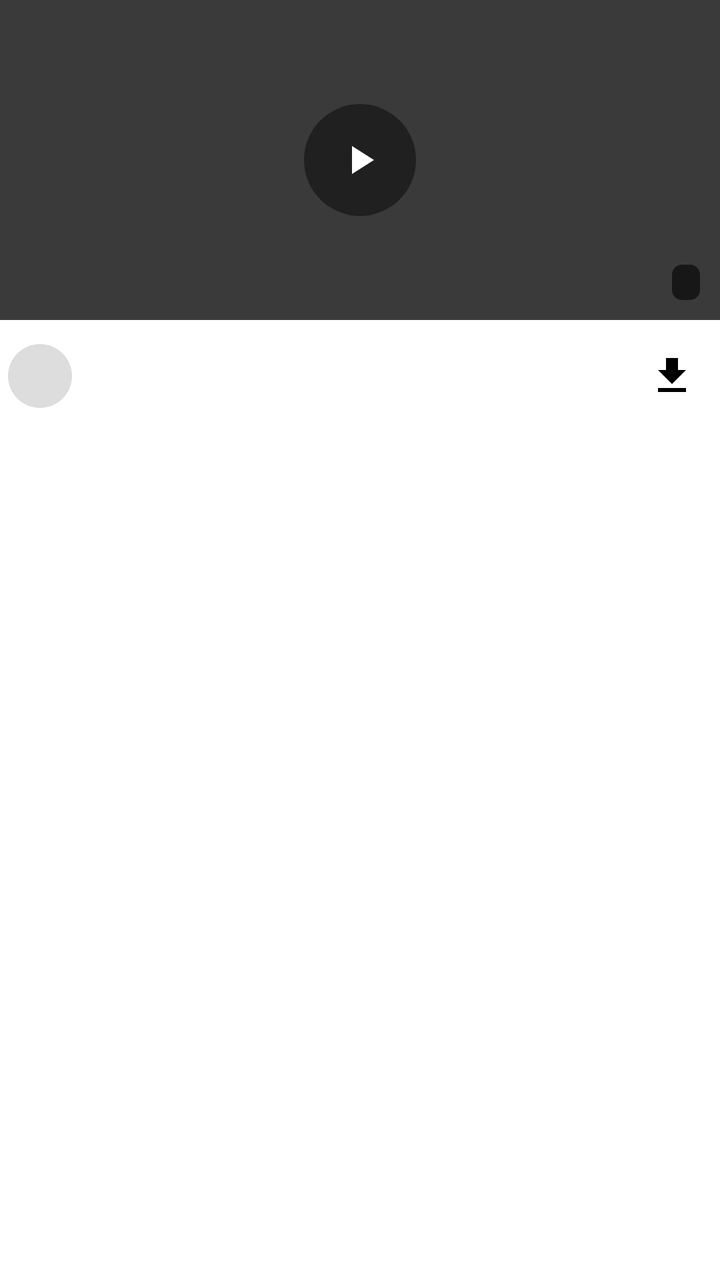
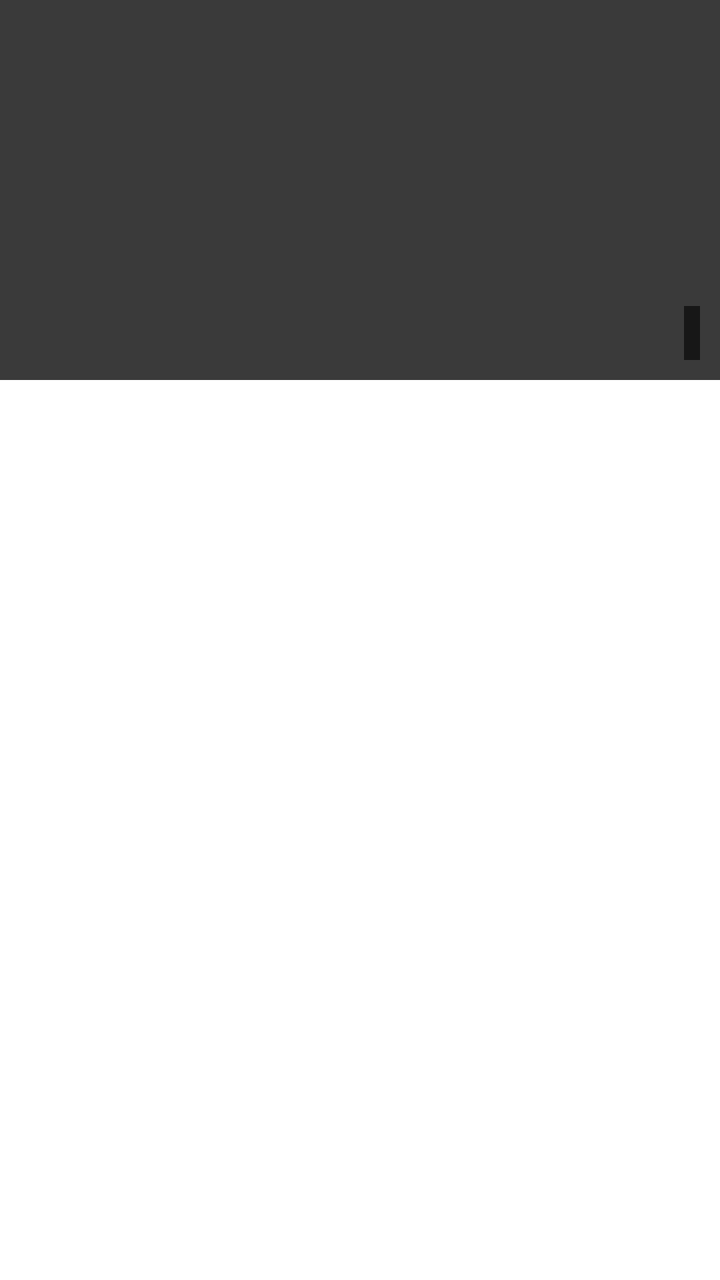

Two renders of the same Android screen: before a commit and after it. Below are the layout's source before the change and the commit's diff.
<!-- AndroidManifest.xml: application theme Theme.Material3.Light.NoActionBar -->
<!-- res/layout/item_video.xml -->
<?xml version="1.0" encoding="utf-8"?>
<LinearLayout xmlns:android="http://schemas.android.com/apk/res/android"
    android:layout_width="match_parent"
    android:layout_height="wrap_content"
    android:orientation="vertical"
    android:paddingBottom="8dp">

    <FrameLayout
        android:layout_width="match_parent"
        android:layout_height="160dp"
        android:background="@drawable/bg_thumb">

        
        <ImageView
            android:id="@+id/iv_thumb"
            android:layout_width="match_parent"
            android:layout_height="match_parent"
            android:scaleType="centerCrop"
            android:background="#3A3A3A" />

        <FrameLayout
            android:layout_width="56dp"
            android:layout_height="56dp"
            android:layout_gravity="center"
            android:background="@drawable/bg_play_circle">
            <ImageView
                android:layout_width="24dp"
                android:layout_height="24dp"
                android:layout_gravity="center"
                android:src="@drawable/ic_play"
                app:tint="@color/white"
                xmlns:app="http://schemas.android.com/apk/res-auto" />
        </FrameLayout>

        <TextView
            android:id="@+id/tv_views"
            android:layout_width="wrap_content"
            android:layout_height="wrap_content"
            android:layout_gravity="bottom|start"
            android:layout_margin="10dp"
            android:textColor="@color/white"
            android:textSize="11sp"
            android:textStyle="bold"
            android:shadowColor="#99000000"
            android:shadowRadius="4" />

        <TextView
            android:id="@+id/tv_duration"
            android:layout_width="wrap_content"
            android:layout_height="wrap_content"
            android:layout_gravity="bottom|end"
            android:layout_margin="10dp"
            android:background="@drawable/bg_duration"
            android:paddingStart="7dp"
            android:paddingEnd="7dp"
            android:paddingTop="2dp"
            android:paddingBottom="2dp"
            android:textColor="@color/white"
            android:textSize="10sp"
            android:textStyle="bold" />
    </FrameLayout>

    <LinearLayout
        android:layout_width="match_parent"
        android:layout_height="wrap_content"
        android:orientation="horizontal"
        android:gravity="center_vertical"
        android:paddingStart="4dp"
        android:paddingEnd="4dp"
        android:paddingTop="8dp">

        <FrameLayout
            android:layout_width="32dp"
            android:layout_height="32dp"
            android:background="@drawable/bg_avatar">
            <TextView
                android:id="@+id/tv_avatar"
                android:layout_width="wrap_content"
                android:layout_height="wrap_content"
                android:layout_gravity="center"
                android:textSize="12sp" />
        </FrameLayout>

        <LinearLayout
            android:layout_width="0dp"
            android:layout_height="wrap_content"
            android:layout_weight="1"
            android:layout_marginStart="8dp"
            android:orientation="vertical">

            <TextView
                android:id="@+id/tv_title"
                android:layout_width="match_parent"
                android:layout_height="wrap_content"
                android:textColor="@color/text_primary"
                android:textSize="11sp"
                android:textStyle="bold"
                android:maxLines="2"
                android:ellipsize="end"
                android:lineSpacingExtra="1dp" />

            <TextView
                android:id="@+id/tv_subtitle"
                android:layout_width="match_parent"
                android:layout_height="wrap_content"
                android:layout_marginTop="2dp"
                android:textColor="@color/text_secondary"
                android:textSize="10sp"
                android:maxLines="1"
                android:ellipsize="end" />
        </LinearLayout>

        <ImageView
            android:id="@+id/btn_item_download"
            android:layout_width="40dp"
            android:layout_height="40dp"
            android:layout_marginStart="8dp"
            android:padding="8dp"
            android:src="@drawable/ic_download"
            android:contentDescription="@string/download" />
    </LinearLayout>
</LinearLayout>
<!-- resources referenced by this layout -->
<resources>
  <color name="text_primary">#1A1A1A</color>
  <color name="text_secondary">#777777</color>
  <color name="white">#FFFFFF</color>
  <!-- drawable bg_avatar (drawable) -->
  <?xml version="1.0" encoding="utf-8"?>
  <shape xmlns:android="http://schemas.android.com/apk/res/android"
      android:shape="oval">
      <solid android:color="#DDDDDD" />
  </shape>
  <!-- drawable bg_duration (drawable) -->
  <?xml version="1.0" encoding="utf-8"?>
  <shape xmlns:android="http://schemas.android.com/apk/res/android"
      android:shape="rectangle">
      <corners android:radius="5dp" />
      <solid android:color="#99000000" />
  </shape>
  <!-- drawable bg_play_circle (drawable) -->
  <?xml version="1.0" encoding="utf-8"?>
  <shape xmlns:android="http://schemas.android.com/apk/res/android"
      android:shape="oval">
      <solid android:color="#73000000" />
  </shape>
  <!-- drawable bg_thumb (drawable) -->
  <?xml version="1.0" encoding="utf-8"?>
  <shape xmlns:android="http://schemas.android.com/apk/res/android"
      android:shape="rectangle">
      <corners android:radius="18dp" />
      <solid android:color="@color/card" />
  </shape>
  <!-- drawable ic_download (drawable) -->
  <vector xmlns:android="http://schemas.android.com/apk/res/android"
      android:width="24dp" android:height="24dp"
      android:viewportWidth="24" android:viewportHeight="24">
      <path android:fillColor="#000000"
          android:pathData="M19,9h-4V3H9v6H5l7,7 7,-7zM5,18v2h14v-2H5z" />
  </vector>
  <!-- drawable ic_play (drawable) -->
  <vector xmlns:android="http://schemas.android.com/apk/res/android"
      android:width="24dp" android:height="24dp"
      android:viewportWidth="24" android:viewportHeight="24">
      <path android:fillColor="#000000"
          android:pathData="M8,5v14l11,-7z" />
  </vector>
  <string name="download">Download</string>
  <style name="Theme.Material3.Light.NoActionBar" parent="Theme.MaterialComponents.Light.NoActionBar">
          <item name="colorPrimary">@color/red_accent</item>
          <item name="colorPrimaryVariant">@color/red_accent</item>
          <item name="colorOnPrimary">@color/white</item>
          <item name="android:statusBarColor">@color/bg</item>
          <item name="android:windowLightStatusBar">true</item>
      </style>
  <color name="card">#FFFFFF</color>
  <color name="red_accent">#E62117</color>
  <color name="bg">#F8F8F8</color>
</resources>

<!-- the commit's change to res/layout/item_video.xml (unified diff, before → after) -->
@@ -3,14 +3,13 @@
     android:layout_width="match_parent"
     android:layout_height="wrap_content"
     android:orientation="vertical"
-    android:paddingBottom="8dp">
+    android:paddingBottom="16dp">
 
     <FrameLayout
         android:layout_width="match_parent"
-        android:layout_height="160dp"
-        android:background="@drawable/bg_thumb">
+        android:layout_height="190dp"
+        android:background="@color/card">
 
-        
         <ImageView
             android:id="@+id/iv_thumb"
             android:layout_width="match_parent"
@@ -18,105 +17,41 @@
             android:scaleType="centerCrop"
             android:background="#3A3A3A" />
 
-        <FrameLayout
-            android:layout_width="56dp"
-            android:layout_height="56dp"
-            android:layout_gravity="center"
-            android:background="@drawable/bg_play_circle">
-            <ImageView
-                android:layout_width="24dp"
-                android:layout_height="24dp"
-                android:layout_gravity="center"
-                android:src="@drawable/ic_play"
-                app:tint="@color/white"
-                xmlns:app="http://schemas.android.com/apk/res-auto" />
-        </FrameLayout>
-
-        <TextView
-            android:id="@+id/tv_views"
-            android:layout_width="wrap_content"
-            android:layout_height="wrap_content"
-            android:layout_gravity="bottom|start"
-            android:layout_margin="10dp"
-            android:textColor="@color/white"
-            android:textSize="11sp"
-            android:textStyle="bold"
-            android:shadowColor="#99000000"
-            android:shadowRadius="4" />
-
         <TextView
             android:id="@+id/tv_duration"
             android:layout_width="wrap_content"
             android:layout_height="wrap_content"
             android:layout_gravity="bottom|end"
             android:layout_margin="10dp"
-            android:background="@drawable/bg_duration"
-            android:paddingStart="7dp"
-            android:paddingEnd="7dp"
-            android:paddingTop="2dp"
-            android:paddingBottom="2dp"
-            android:textColor="@color/white"
-            android:textSize="10sp"
-            android:textStyle="bold" />
+            android:background="#99000000"
+            android:padding="4dp"
+            android:textColor="@color/white" />
     </FrameLayout>
 
     <LinearLayout
         android:layout_width="match_parent"
         android:layout_height="wrap_content"
+        android:gravity="center_vertical"
         android:orientation="horizontal"
-        android:gravity="center_vertical"
-        android:paddingStart="4dp"
-        android:paddingEnd="4dp"
         android:paddingTop="8dp">
 
-        <FrameLayout
-            android:layout_width="32dp"
-            android:layout_height="32dp"
-            android:background="@drawable/bg_avatar">
-            <TextView
-                android:id="@+id/tv_avatar"
-                android:layout_width="wrap_content"
-                android:layout_height="wrap_content"
-                android:layout_gravity="center"
-                android:textSize="12sp" />
-        </FrameLayout>
-
-        <LinearLayout
+        <TextView
+            android:id="@+id/tv_title"
             android:layout_width="0dp"
             android:layout_height="wrap_content"
             android:layout_weight="1"
-            android:layout_marginStart="8dp"
-            android:orientation="vertical">
-
-            <TextView
-                android:id="@+id/tv_title"
-                android:layout_width="match_parent"
-                android:layout_height="wrap_content"
-                android:textColor="@color/text_primary"
-                android:textSize="11sp"
-                android:textStyle="bold"
-                android:maxLines="2"
-                android:ellipsize="end"
-                android:lineSpacingExtra="1dp" />
-
-            <TextView
-                android:id="@+id/tv_subtitle"
-                android:layout_width="match_parent"
-                android:layout_height="wrap_content"
-                android:layout_marginTop="2dp"
-                android:textColor="@color/text_secondary"
-                android:textSize="10sp"
-                android:maxLines="1"
-                android:ellipsize="end" />
-        </LinearLayout>
+            android:ellipsize="end"
+            android:maxLines="2"
+            android:textColor="@color/text_primary"
+            android:textStyle="bold" />
 
         <ImageView
             android:id="@+id/btn_item_download"
-            android:layout_width="40dp"
-            android:layout_height="40dp"
-            android:layout_marginStart="8dp"
-            android:padding="8dp"
-            android:src="@drawable/ic_download"
-            android:contentDescription="@string/download" />
+            android:layout_width="36dp"
+            android:layout_height="36dp"
+            android:layout_marginStart="12dp"
+            android:padding="6dp"
+            android:background="?attr/selectableItemBackgroundBorderless"
+            android:src="@android:drawable/stat_sys_download" />
     </LinearLayout>
 </LinearLayout>
<!-- resource entries referenced after the edit -->
@@ -1,49 +1,7 @@
 <!-- resources referenced by this layout -->
 <resources>
   <color name="text_primary">#1A1A1A</color>
-  <color name="text_secondary">#777777</color>
   <color name="white">#FFFFFF</color>
-  <!-- drawable bg_avatar (drawable) -->
-  <?xml version="1.0" encoding="utf-8"?>
-  <shape xmlns:android="http://schemas.android.com/apk/res/android"
-      android:shape="oval">
-      <solid android:color="#DDDDDD" />
-  </shape>
-  <!-- drawable bg_duration (drawable) -->
-  <?xml version="1.0" encoding="utf-8"?>
-  <shape xmlns:android="http://schemas.android.com/apk/res/android"
-      android:shape="rectangle">
-      <corners android:radius="5dp" />
-      <solid android:color="#99000000" />
-  </shape>
-  <!-- drawable bg_play_circle (drawable) -->
-  <?xml version="1.0" encoding="utf-8"?>
-  <shape xmlns:android="http://schemas.android.com/apk/res/android"
-      android:shape="oval">
-      <solid android:color="#73000000" />
-  </shape>
-  <!-- drawable bg_thumb (drawable) -->
-  <?xml version="1.0" encoding="utf-8"?>
-  <shape xmlns:android="http://schemas.android.com/apk/res/android"
-      android:shape="rectangle">
-      <corners android:radius="18dp" />
-      <solid android:color="@color/card" />
-  </shape>
-  <!-- drawable ic_download (drawable) -->
-  <vector xmlns:android="http://schemas.android.com/apk/res/android"
-      android:width="24dp" android:height="24dp"
-      android:viewportWidth="24" android:viewportHeight="24">
-      <path android:fillColor="#000000"
-          android:pathData="M19,9h-4V3H9v6H5l7,7 7,-7zM5,18v2h14v-2H5z" />
-  </vector>
-  <!-- drawable ic_play (drawable) -->
-  <vector xmlns:android="http://schemas.android.com/apk/res/android"
-      android:width="24dp" android:height="24dp"
-      android:viewportWidth="24" android:viewportHeight="24">
-      <path android:fillColor="#000000"
-          android:pathData="M8,5v14l11,-7z" />
-  </vector>
-  <string name="download">Download</string>
   <style name="Theme.Material3.Light.NoActionBar" parent="Theme.MaterialComponents.Light.NoActionBar">
           <item name="colorPrimary">@color/red_accent</item>
           <item name="colorPrimaryVariant">@color/red_accent</item>
